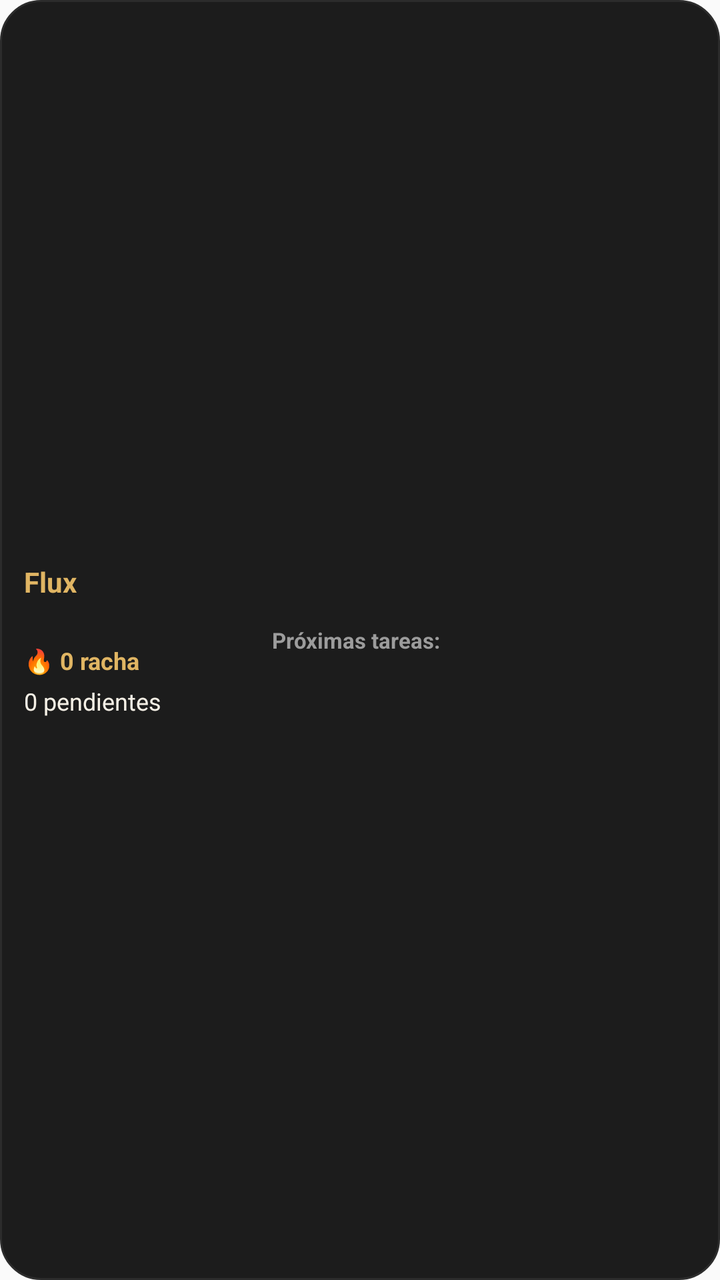
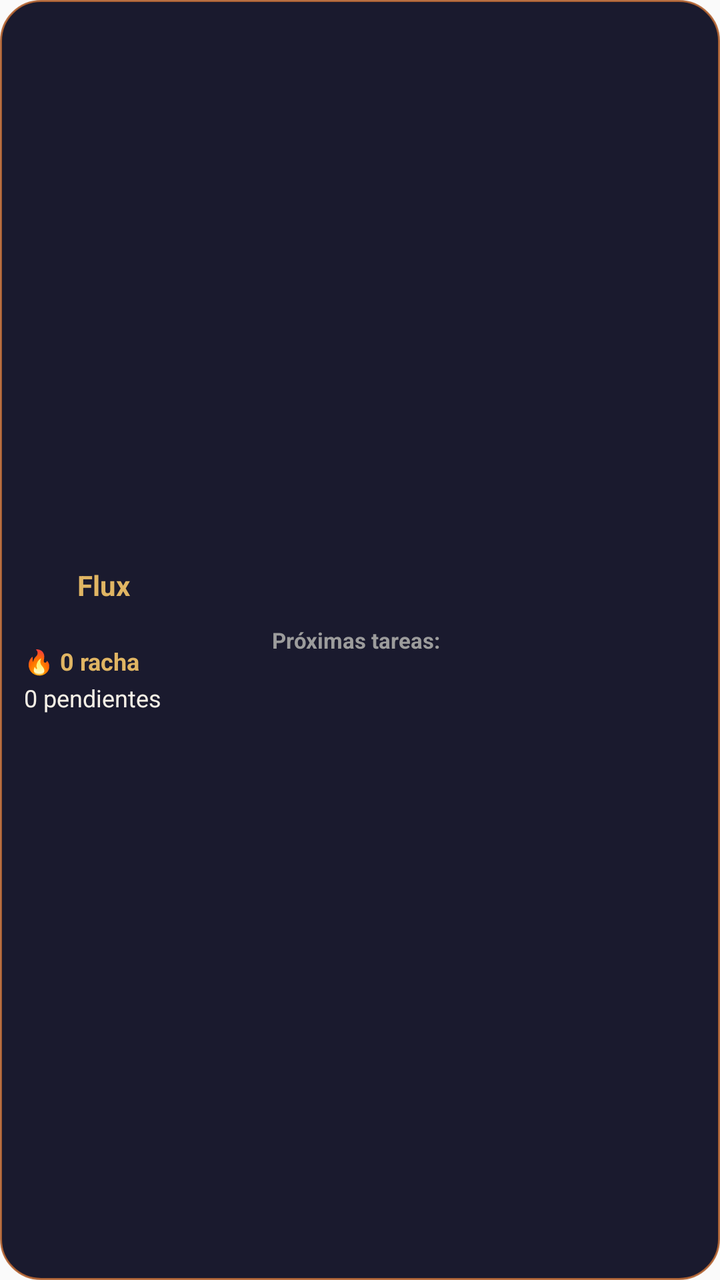

Compare the two renders of this Android layout. The source of the first and the diff that turns it into the second are given below.
<!-- AndroidManifest.xml: application theme AppTheme -->
<!-- res/layout/widget_fox_4x1.xml -->
<?xml version="1.0" encoding="utf-8"?>
<FrameLayout xmlns:android="http://schemas.android.com/apk/res/android"
    android:id="@+id/widget_root"
    android:layout_width="match_parent"
    android:layout_height="match_parent"
    android:background="@drawable/bg_widget_card">

    <LinearLayout
        android:layout_width="match_parent"
        android:layout_height="match_parent"
        android:orientation="horizontal"
        android:gravity="center_vertical"
        android:padding="12dp">

        <LinearLayout
            android:layout_width="0dp"
            android:layout_height="wrap_content"
            android:layout_weight="1"
            android:orientation="vertical">

            <TextView
                android:layout_width="wrap_content"
                android:layout_height="wrap_content"
                android:text="Flux"
                android:textSize="14sp"
                android:textStyle="bold"
                android:textColor="#E0B563" />

            <TextView
                android:id="@+id/widget_date"
                android:layout_width="wrap_content"
                android:layout_height="wrap_content"
                android:text=""
                android:textSize="10sp"
                android:textColor="#9C9C9C"
                android:layout_marginTop="2dp" />

            <TextView
                android:id="@+id/widget_streak_small"
                android:layout_width="wrap_content"
                android:layout_height="wrap_content"
                android:text="🔥 0 racha"
                android:textSize="12sp"
                android:textStyle="bold"
                android:textColor="#E0B563"
                android:layout_marginTop="6dp" />

            <TextView
                android:id="@+id/widget_task_count_small"
                android:layout_width="wrap_content"
                android:layout_height="wrap_content"
                android:text="0 pendientes"
                android:textSize="12sp"
                android:textColor="#F5F0E6"
                android:layout_marginTop="4dp" />

        </LinearLayout>

        <LinearLayout
            android:id="@+id/widget_tasks_container"
            android:layout_width="0dp"
            android:layout_height="wrap_content"
            android:layout_weight="2"
            android:orientation="vertical"
            android:paddingStart="12dp">

            <TextView
                android:layout_width="wrap_content"
                android:layout_height="wrap_content"
                android:text="Próximas tareas:"
                android:textSize="11sp"
                android:textStyle="bold"
                android:textColor="#9C9C9C" />

            <TextView
                android:id="@+id/widget_task_1"
                android:layout_width="wrap_content"
                android:layout_height="wrap_content"
                android:text=""
                android:textSize="11sp"
                android:textColor="#F5F0E6"
                android:maxLines="1"
                android:ellipsize="end"
                android:layout_marginTop="4dp"
                android:visibility="gone" />

            <TextView
                android:id="@+id/widget_task_2"
                android:layout_width="wrap_content"
                android:layout_height="wrap_content"
                android:text=""
                android:textSize="11sp"
                android:textColor="#F5F0E6"
                android:maxLines="1"
                android:ellipsize="end"
                android:layout_marginTop="4dp"
                android:visibility="gone" />

            <TextView
                android:id="@+id/widget_task_3"
                android:layout_width="wrap_content"
                android:layout_height="wrap_content"
                android:text=""
                android:textSize="11sp"
                android:textColor="#F5F0E6"
                android:maxLines="1"
                android:ellipsize="end"
                android:layout_marginTop="4dp"
                android:visibility="gone" />

            <TextView
                android:id="@+id/widget_task_4"
                android:layout_width="wrap_content"
                android:layout_height="wrap_content"
                android:text=""
                android:textSize="11sp"
                android:textColor="#F5F0E6"
                android:maxLines="1"
                android:ellipsize="end"
                android:layout_marginTop="4dp"
                android:visibility="gone" />

            <TextView
                android:id="@+id/widget_task_5"
                android:layout_width="wrap_content"
                android:layout_height="wrap_content"
                android:text=""
                android:textSize="11sp"
                android:textColor="#F5F0E6"
                android:maxLines="1"
                android:ellipsize="end"
                android:layout_marginTop="4dp"
                android:visibility="gone" />

        </LinearLayout>

    </LinearLayout>

</FrameLayout>
<!-- resources referenced by this layout -->
<resources>
  <!-- drawable bg_widget_card (drawable) -->
  <?xml version="1.0" encoding="utf-8"?>
  <shape xmlns:android="http://schemas.android.com/apk/res/android"
      android:shape="rectangle">
      <solid android:color="#1C1C1C" />
      <corners android:radius="20dp" />
      <stroke
          android:width="1dp"
          android:color="#2C2C2C" />
  </shape>
  <style name="AppTheme" parent="Theme.AppCompat.Light.DarkActionBar">
          
          <item name="colorPrimary">@color/colorPrimary</item>
          <item name="colorPrimaryDark">@color/colorPrimaryDark</item>
          <item name="colorAccent">@color/colorAccent</item>
      </style>
</resources>

<!-- the commit's change to res/layout/widget_fox_4x1.xml (unified diff, before → after) -->
@@ -18,13 +18,28 @@
             android:layout_weight="1"
             android:orientation="vertical">
 
-            <TextView
+            <LinearLayout
                 android:layout_width="wrap_content"
                 android:layout_height="wrap_content"
-                android:text="Flux"
-                android:textSize="14sp"
-                android:textStyle="bold"
-                android:textColor="#E0B563" />
+                android:orientation="horizontal"
+                android:gravity="center_vertical">
+
+                <ImageView
+                    android:id="@+id/widget_fox_image"
+                    android:layout_width="20dp"
+                    android:layout_height="20dp"
+                    android:scaleType="fitCenter"
+                    android:contentDescription="Fox mascot" />
+
+                <TextView
+                    android:layout_width="wrap_content"
+                    android:layout_height="wrap_content"
+                    android:text="  Flux"
+                    android:textSize="14sp"
+                    android:textStyle="bold"
+                    android:textColor="#E0B563" />
+
+            </LinearLayout>
 
             <TextView
                 android:id="@+id/widget_date"
@@ -43,7 +58,7 @@
                 android:textSize="12sp"
                 android:textStyle="bold"
                 android:textColor="#E0B563"
-                android:layout_marginTop="6dp" />
+                android:layout_marginTop="4dp" />
 
             <TextView
                 android:id="@+id/widget_task_count_small"
@@ -52,7 +67,20 @@
                 android:text="0 pendientes"
                 android:textSize="12sp"
                 android:textColor="#F5F0E6"
-                android:layout_marginTop="4dp" />
+                android:layout_marginTop="2dp" />
+
+            <TextView
+                android:id="@+id/widget_fox_tip"
+                android:layout_width="wrap_content"
+                android:layout_height="wrap_content"
+                android:text=""
+                android:textSize="9sp"
+                android:textColor="#E0B563CC"
+                android:fontFamily="sans-serif-light"
+                android:layout_marginTop="6dp"
+                android:maxLines="2"
+                android:ellipsize="end"
+                android:visibility="gone" />
 
         </LinearLayout>
 
<!-- resource entries referenced after the edit -->
@@ -4,11 +4,11 @@
   <?xml version="1.0" encoding="utf-8"?>
   <shape xmlns:android="http://schemas.android.com/apk/res/android"
       android:shape="rectangle">
-      <solid android:color="#1C1C1C" />
+      <solid android:color="#1A1A2E" />
       <corners android:radius="20dp" />
       <stroke
           android:width="1dp"
-          android:color="#2C2C2C" />
+          android:color="#E0B56330" />
   </shape>
   <style name="AppTheme" parent="Theme.AppCompat.Light.DarkActionBar">
           
